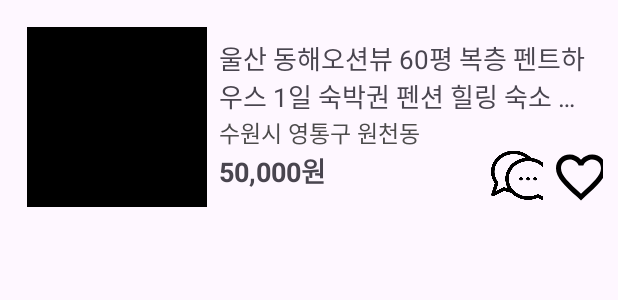
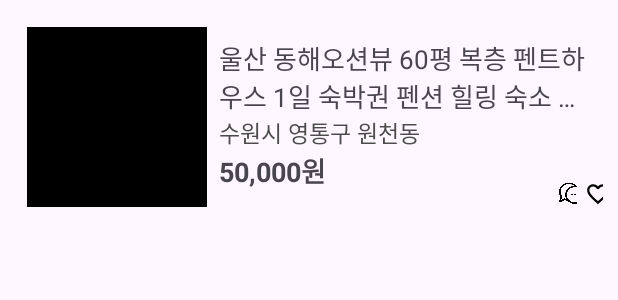
Before and after one commit to seojh5939/AdvancedMission, an Android app: the layout main_item_recyclerview.xml on its own in the app's theme, with its tools: preview values and no code run, on a phone screen of 412 x 824 dp. Shown: the top 300 px of the screen. Run offline under Robolectric (Android 15) with nearby library versions, the phone set to English and light mode, and no system bars.

Commit message:
[DESIGN] : 🎨 RecycerviewItem의 chat, like버튼 width, height 생성

```diff
--- a/app/src/main/res/values/dimens.xml
+++ b/app/src/main/res/values/dimens.xml
@@ -16,9 +16,11 @@
     <dimen name="price_textSize">18sp</dimen>
     <dimen name="text_margin">8dp</dimen>
 
-    <dimen name="icon_size">40dp</dimen>
+    <dimen name="icon_button_width">50dp</dimen>
+    <dimen name="icon_button_height">40dp</dimen>
+    <dimen name="icon_size">17dp</dimen>
     <dimen name="icon_manner_size">35dp</dimen>
     <dimen name="icon_padding">5dp</dimen>
-    <dimen name="icon_num_size">11sp</dimen>
+    <dimen name="icon_num_size">13sp</dimen>
 
 </resources>
```
